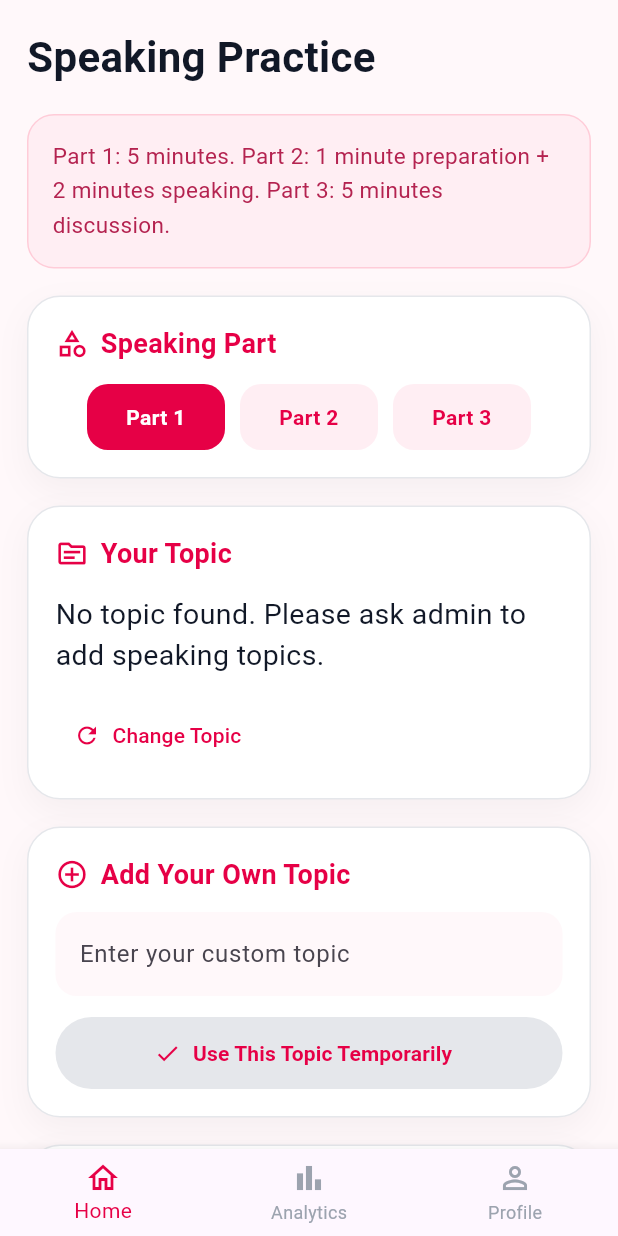
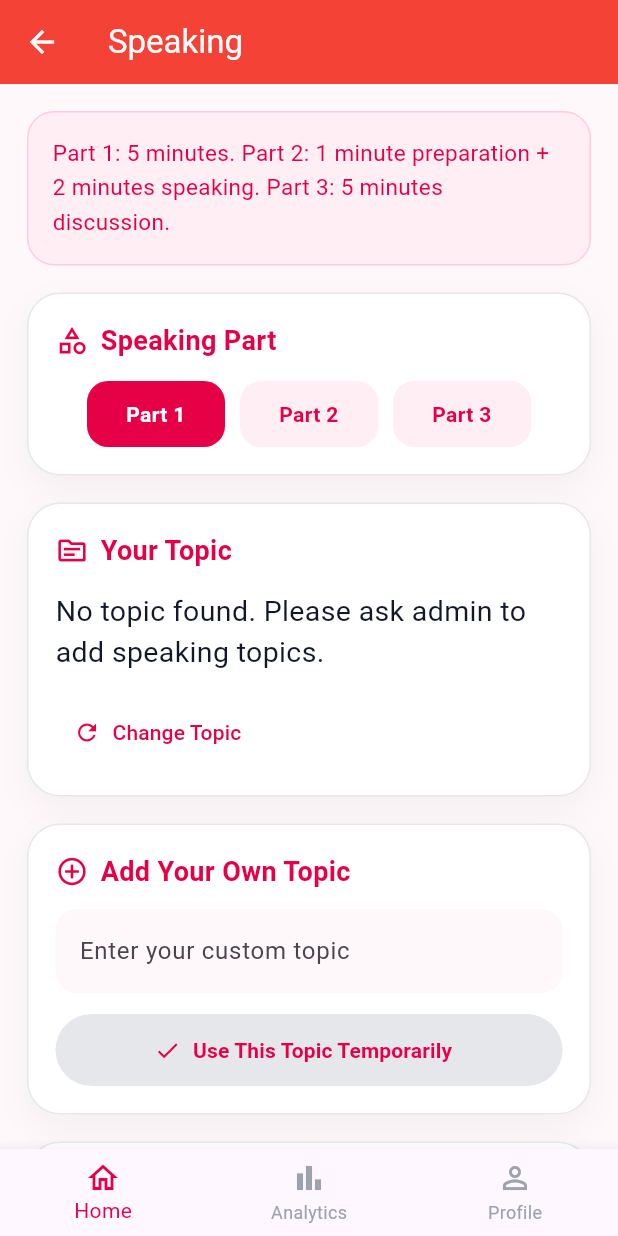
Before and after one commit to Joysree-art/IELTS-Project, a Flutter app: the SpeakingPage screen opened directly, on a phone screen of 412 x 824 dp. Run offline on Flutter 3.47's test engine with Material 3 defaults, Android fonts, the phone set to English and light mode, and no system bars; our stand-ins replace audioplayers, image_picker, permission_handler, shared_preferences, speech_to_text, supabase_flutter; accounts and stored records are empty.

Commit message:
Improve speaking page UI

```diff
--- a/lib/speaking_page.dart
+++ b/lib/speaking_page.dart
@@ -533,6 +533,11 @@ class _SpeakingPageState extends State<SpeakingPage> {
         _isPreparing ? _formatTime(_prepSeconds) : _formatTime(_speakSeconds);
 
     return Scaffold(
+      appBar: AppBar(
+       title: const Text("Speaking"),
+       backgroundColor: Colors.red,
+       foregroundColor: Colors.white,
+      ),
       backgroundColor: const Color(0xFFFFF8FA),
       body: SafeArea(
         child: SingleChildScrollView(
@@ -540,15 +545,7 @@ class _SpeakingPageState extends State<SpeakingPage> {
           child: Column(
             crossAxisAlignment: CrossAxisAlignment.start,
             children: [
-              const Text(
-                "Speaking Practice",
-                style: TextStyle(
-                  fontSize: 28,
-                  fontWeight: FontWeight.bold,
-                  color: Color(0xFF111827),
-                ),
-              ),
-              const SizedBox(height: 18),
+
               Container(
                 width: double.infinity,
                 padding: const EdgeInsets.all(16),
@@ -562,7 +559,7 @@ class _SpeakingPageState extends State<SpeakingPage> {
                   "Part 1: 5 minutes. Part 2: 1 minute preparation + 2 minutes speaking. Part 3: 5 minutes discussion.",
                   style: TextStyle(
                     fontSize: 15,
-                    color: Color(0xFFB42350),
+                    color: Color(0xFFE60046),
                     height: 1.5,
                   ),
                 ),
```
